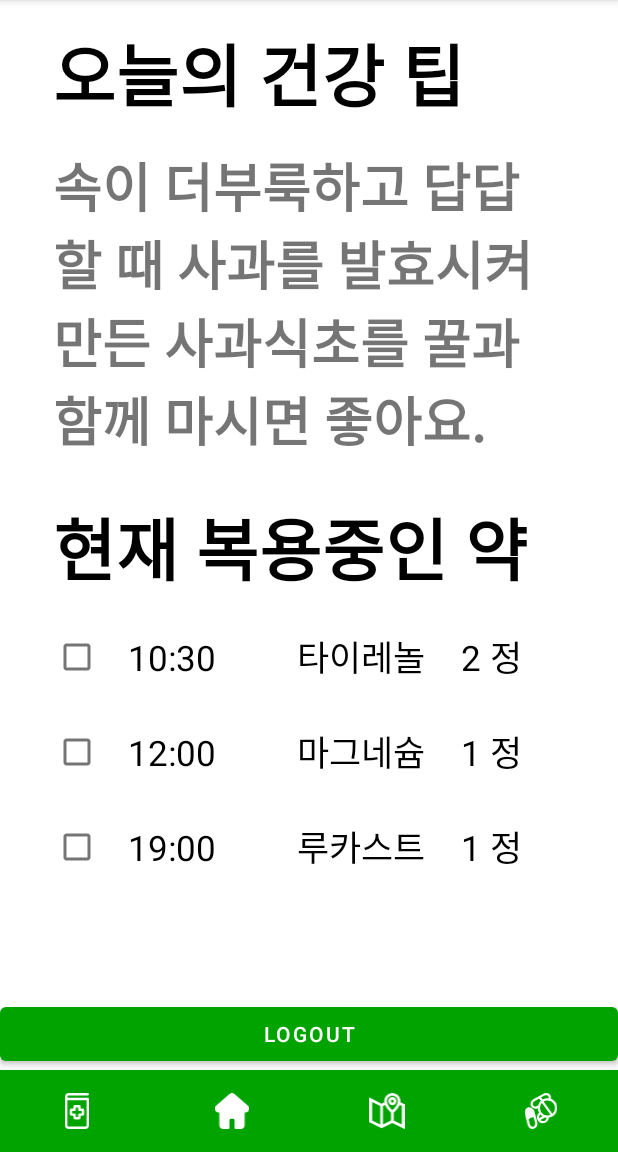
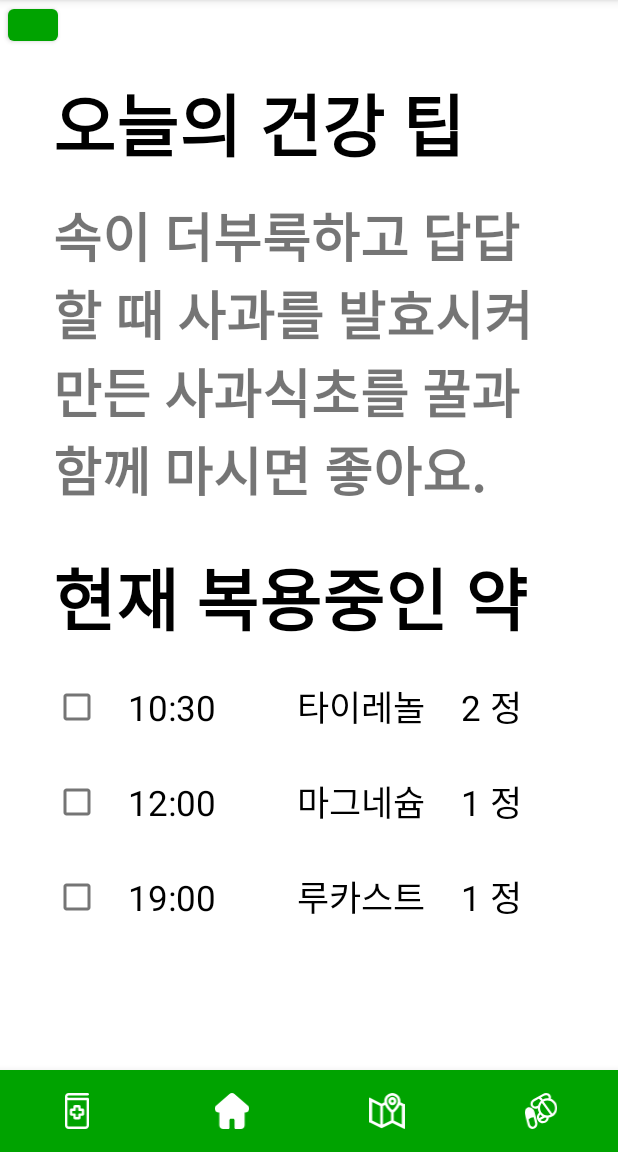
Before and after one commit to kmijin/DrHolmes_, an Android app: the screen it shows after launch once a user with an empty profile is signed in (MainActivity), on a phone screen of 412 x 824 dp, the part 84-1236 px from its top. Run offline under Robolectric (Android 15) with nearby library versions, the phone set to English and light mode, and no system bars; our stand-ins replace Firebase (no records; nobody signed in at launch, a user with empty details on screens opened directly); 2 statements that could not run were skipped.

Commit message:
로그아웃 버튼 위치, 크기 수정

```diff
--- a/app/src/main/res/layout/activity_home.xml
+++ b/app/src/main/res/layout/activity_home.xml
@@ -25,6 +25,15 @@
             android:layout_height="match_parent"
             android:orientation="vertical">
 
+
+            <Button
+                android:id="@+id/btn_logout"
+                android:layout_width="50px"
+                android:layout_height="50px"
+                android:text="Logout"
+                android:layout_marginLeft="5dp"
+                app:layout_constraintStart_toStartOf="parent"
+                app:layout_constraintTop_toBottomOf="@+id/health_tip"/>
 
             <TextView
                 android:id="@+id/health_tip"
@@ -103,13 +112,4 @@
         </LinearLayout>
     </ScrollView>
 
-    <Button
-        android:id="@+id/btn_logout"
-        android:layout_width="match_parent"
-        android:layout_height="wrap_content"
-        android:text="logout"
-        app2:layout_constraintBottom_toBottomOf="parent"
-        app2:layout_constraintEnd_toEndOf="parent"
-        app2:layout_constraintStart_toStartOf="parent" />
-
 </androidx.constraintlayout.widget.ConstraintLayout>
```
